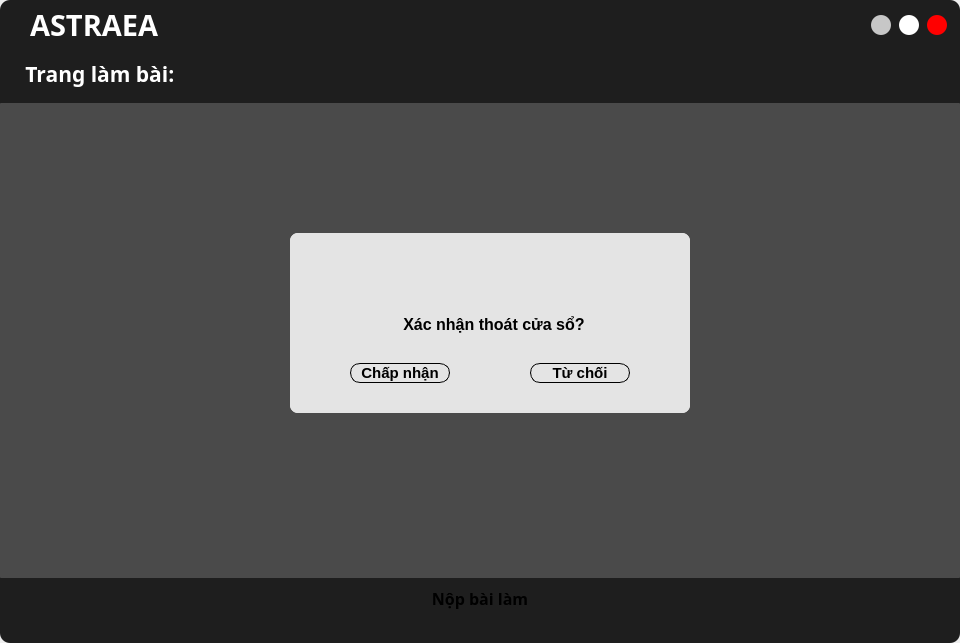
This is UI_Files/result_form.ui in hoangm960/Astraea as Qt 5 draws it before an edit. The edited form follows.
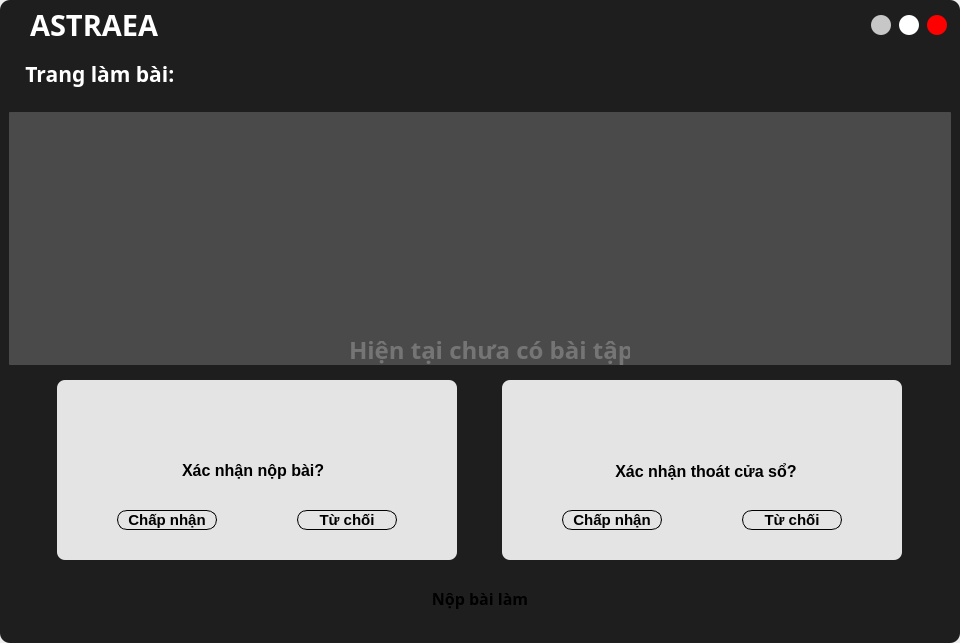
This is the edited form. The open tabs and pages were chosen to show the change.

```diff
--- a/UI_Files/result_form.ui
+++ b/UI_Files/result_form.ui
@@ -950,22 +950,7 @@
                    <property name="frameShadow">
                     <enum>QFrame::Raised</enum>
                    </property>
-                   <layout class="QHBoxLayout" name="horizontalLayout_9" stretch="0">
-                    <property name="spacing">
-                     <number>0</number>
-                    </property>
-                    <property name="leftMargin">
-                     <number>0</number>
-                    </property>
-                    <property name="topMargin">
-                     <number>0</number>
-                    </property>
-                    <property name="rightMargin">
-                     <number>0</number>
-                    </property>
-                    <property name="bottomMargin">
-                     <number>0</number>
-                    </property>
+                   <layout class="QVBoxLayout" name="verticalLayout_7">
                     <item>
                      <widget class="QScrollArea" name="ScrollAreaT">
                       <property name="minimumSize">
@@ -1019,8 +1004,8 @@
                         <rect>
                          <x>0</x>
                          <y>0</y>
-                         <width>960</width>
-                         <height>475</height>
+                         <width>942</width>
+                         <height>253</height>
                         </rect>
                        </property>
                        <widget class="QLabel" name="inform">
@@ -1047,14 +1032,37 @@
                          <string>Hiện tại chưa có bài tập</string>
                         </property>
                        </widget>
+                      </widget>
+                     </widget>
+                    </item>
+                    <item>
+                     <widget class="QFrame" name="Frame_close">
+                      <property name="minimumSize">
+                       <size>
+                        <width>400</width>
+                        <height>180</height>
+                       </size>
+                      </property>
+                      <property name="frameShape">
+                       <enum>QFrame::StyledPanel</enum>
+                      </property>
+                      <property name="frameShadow">
+                       <enum>QFrame::Raised</enum>
+                      </property>
+                      <layout class="QGridLayout" name="gridLayout_3">
+                       <item row="0" column="0">
                        <widget class="QFrame" name="OkCancelFrame">
-                        <property name="geometry">
-                         <rect>
-                          <x>290</x>
-                          <y>130</y>
+                         <property name="minimumSize">
+                          <size>
                           <width>400</width>
                           <height>180</height>
-                         </rect>
+                          </size>
+                         </property>
+                         <property name="maximumSize">
+                          <size>
+                           <width>400</width>
+                           <height>180</height>
+                          </size>
                         </property>
                         <property name="styleSheet">
                          <string notr="true">QFrame {
@@ -1155,14 +1163,20 @@
                          </property>
                         </widget>
                        </widget>
+                       </item>
+                       <item row="0" column="1">
                        <widget class="QFrame" name="OkCancelFrameQuit">
-                        <property name="geometry">
-                         <rect>
-                          <x>290</x>
-                          <y>130</y>
+                         <property name="minimumSize">
+                          <size>
                           <width>400</width>
                           <height>180</height>
-                         </rect>
+                          </size>
+                         </property>
+                         <property name="maximumSize">
+                          <size>
+                           <width>400</width>
+                           <height>180</height>
+                          </size>
                         </property>
                         <property name="styleSheet">
                          <string notr="true">QFrame {
@@ -1264,7 +1278,8 @@
                          </property>
                         </widget>
                        </widget>
-                      </widget>
+                       </item>
+                      </layout>
                      </widget>
                     </item>
                    </layout>
```
Left out of the diff: 277 changed lines with no effect on the pictures. Lines whose indentation alone changed are shown as unchanged.
